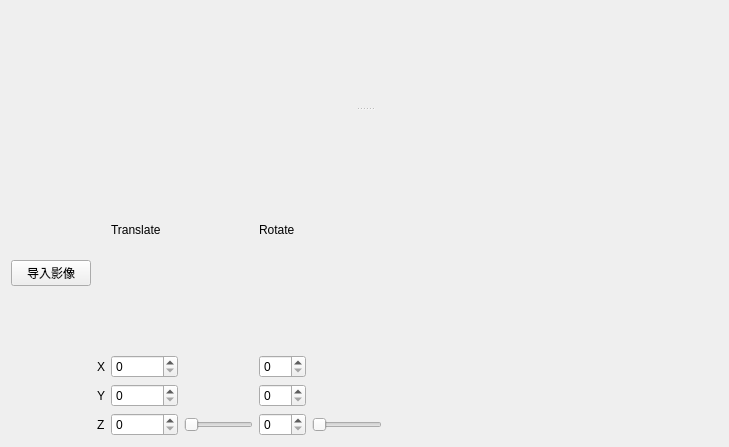
This is Applications/DRR/widget.ui in BigBrotherHui/Demos as Qt 5 draws it before an edit. The edited form follows.
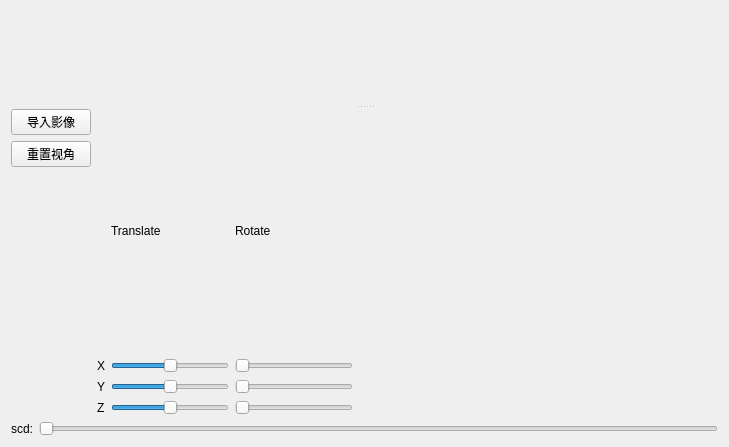
This is the edited form.

Diff of the .ui file:
```diff
--- a/Applications/DRR/widget.ui
+++ b/Applications/DRR/widget.ui
@@ -23,11 +23,35 @@
      <widget class="QWidget" name="widget_menu" native="true">
       <layout class="QHBoxLayout" name="horizontalLayout_2">
        <item>
-        <widget class="QPushButton" name="pushButton_importImage">
-         <property name="text">
-          <string>导入影像</string>
-         </property>
-        </widget>
+        <layout class="QVBoxLayout" name="verticalLayout_2">
+         <item>
+          <widget class="QPushButton" name="pushButton_importImage">
+           <property name="text">
+            <string>导入影像</string>
+           </property>
+          </widget>
+         </item>
+         <item>
+          <widget class="QPushButton" name="pushButton_resetView">
+           <property name="text">
+            <string>重置视角</string>
+           </property>
+          </widget>
+         </item>
+         <item>
+          <spacer name="verticalSpacer">
+           <property name="orientation">
+            <enum>Qt::Vertical</enum>
+           </property>
+           <property name="sizeHint" stdset="0">
+            <size>
+             <width>20</width>
+             <height>40</height>
+            </size>
+           </property>
+          </spacer>
+         </item>
+        </layout>
        </item>
        <item>
         <layout class="QGridLayout" name="gridLayout">
@@ -38,13 +62,6 @@
            </property>
           </widget>
          </item>
-         <item row="2" column="1">
-          <widget class="QSpinBox" name="spinBox_translate_x">
-           <property name="maximum">
-            <number>1111111111</number>
-           </property>
-          </widget>
-         </item>
          <item row="2" column="0">
           <widget class="QLabel" name="label_3">
            <property name="text">
@@ -52,6 +69,13 @@
            </property>
           </widget>
          </item>
+         <item row="0" column="3">
+          <widget class="QLabel" name="label_2">
+           <property name="text">
+            <string>Rotate</string>
+           </property>
+          </widget>
+         </item>
          <item row="0" column="1">
           <widget class="QLabel" name="label">
            <property name="text">
@@ -66,69 +90,88 @@
            </property>
           </widget>
          </item>
-         <item row="3" column="1">
-          <widget class="QSpinBox" name="spinBox_translate_y">
-           <property name="maximum">
-            <number>1111111111</number>
-           </property>
-          </widget>
-         </item>
-         <item row="4" column="2">
-          <widget class="QSlider" name="horizontalSlider_translate_z">
-           <property name="minimum">
-            <number>100</number>
-           </property>
-           <property name="maximum">
-            <number>2000</number>
-           </property>
-           <property name="singleStep">
-            <number>100</number>
-           </property>
-           <property name="pageStep">
-            <number>100</number>
-           </property>
-           <property name="orientation">
-            <enum>Qt::Horizontal</enum>
-           </property>
-          </widget>
-         </item>
-         <item row="4" column="1">
-          <widget class="QSpinBox" name="spinBox_translate_z">
-           <property name="maximum">
-            <number>1111111111</number>
-           </property>
-          </widget>
-         </item>
-         <item row="4" column="3">
-          <widget class="QSpinBox" name="spinBox_rotate_z">
-           <property name="maximum">
-            <number>360</number>
-           </property>
-          </widget>
-         </item>
          <item row="2" column="3">
-          <widget class="QSpinBox" name="spinBox_rotate_x">
+          <widget class="QSlider" name="horizontalSlider_rotate_x">
            <property name="maximum">
             <number>360</number>
            </property>
-          </widget>
-         </item>
-         <item row="0" column="3">
-          <widget class="QLabel" name="label_2">
-           <property name="text">
-            <string>Rotate</string>
+           <property name="orientation">
+            <enum>Qt::Horizontal</enum>
            </property>
           </widget>
          </item>
          <item row="3" column="3">
-          <widget class="QSpinBox" name="spinBox_rotate_y">
+          <widget class="QSlider" name="horizontalSlider_rotate_y">
            <property name="maximum">
             <number>360</number>
            </property>
+           <property name="orientation">
+            <enum>Qt::Horizontal</enum>
+           </property>
           </widget>
          </item>
-         <item row="4" column="4">
-          <widget class="QSlider" name="horizontalSlider_2">
+         <item row="4" column="3">
+          <widget class="QSlider" name="horizontalSlider_rotate_z">
+           <property name="maximum">
+            <number>360</number>
+           </property>
+           <property name="orientation">
+            <enum>Qt::Horizontal</enum>
+           </property>
+          </widget>
+         </item>
+         <item row="2" column="1">
+          <widget class="QSlider" name="horizontalSlider_translate_x">
+           <property name="minimum">
+            <number>-2000</number>
+           </property>
+           <property name="maximum">
+            <number>2000</number>
+           </property>
+           <property name="singleStep">
+            <number>100</number>
+           </property>
+           <property name="pageStep">
+            <number>100</number>
+           </property>
+           <property name="orientation">
+            <enum>Qt::Horizontal</enum>
+           </property>
+          </widget>
+         </item>
+         <item row="3" column="1">
+          <widget class="QSlider" name="horizontalSlider_translate_y">
+           <property name="minimum">
+            <number>-2000</number>
+           </property>
+           <property name="maximum">
+            <number>2000</number>
+           </property>
+           <property name="singleStep">
+            <number>100</number>
+           </property>
+           <property name="pageStep">
+            <number>100</number>
+           </property>
+           <property name="orientation">
+            <enum>Qt::Horizontal</enum>
+           </property>
+          </widget>
+         </item>
+         <item row="4" column="1">
+          <widget class="QSlider" name="horizontalSlider_translate_z">
+           <property name="minimum">
+            <number>-2000</number>
+           </property>
+           <property name="maximum">
+            <number>2000</number>
+           </property>
+           <property name="singleStep">
+            <number>100</number>
+           </property>
+           <property name="pageStep">
+            <number>100</number>
+           </property>
            <property name="orientation">
             <enum>Qt::Horizontal</enum>
            </property>
@@ -153,6 +196,36 @@
      </widget>
     </widget>
    </item>
+   <item>
+    <layout class="QHBoxLayout" name="horizontalLayout">
+     <item>
+      <widget class="QLabel" name="label_6">
+       <property name="text">
+        <string>scd:</string>
+       </property>
+      </widget>
+     </item>
+     <item>
+      <widget class="QSlider" name="horizontalSlider_scd">
+       <property name="minimum">
+        <number>100</number>
+       </property>
+       <property name="maximum">
+        <number>2000</number>
+       </property>
+       <property name="singleStep">
+        <number>100</number>
+       </property>
+       <property name="pageStep">
+        <number>100</number>
+       </property>
+       <property name="orientation">
+        <enum>Qt::Horizontal</enum>
+       </property>
+      </widget>
+     </item>
+    </layout>
+   </item>
   </layout>
  </widget>
  <resources/>
```
